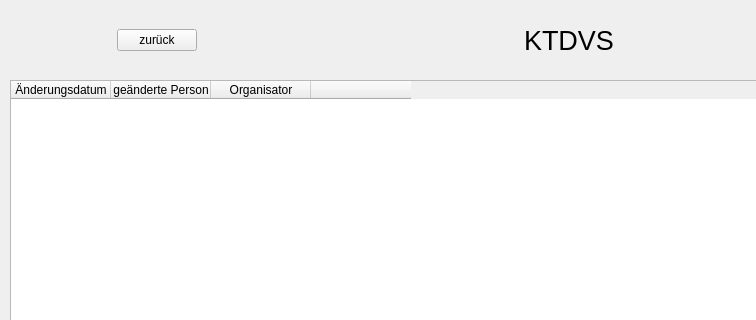
Above: KTDVS/KTDVS/view_versionsverlauf.ui from SimonRuttmann/ClassReunionSoftware before the change; both pictures show x 0 to 756 and y 0 to 320 of the 1080 by 720 pixel window. Below: the same form after it.
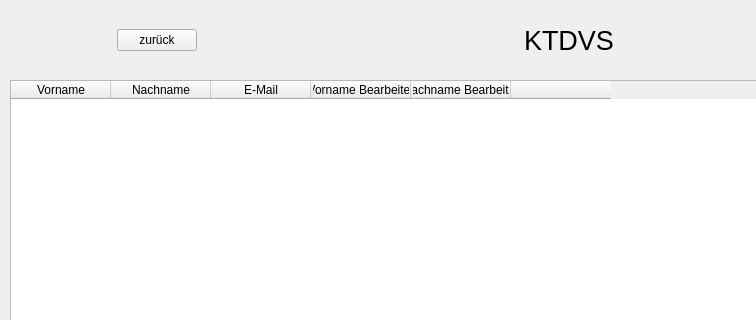
That is the form after the change. Icons and pictures are not drawn.

Diff of the .ui file:
```diff
--- a/KTDVS/KTDVS/view_versionsverlauf.ui
+++ b/KTDVS/KTDVS/view_versionsverlauf.ui
@@ -204,21 +204,31 @@
        <number>0</number>
       </property>
       <property name="columnCount">
-       <number>4</number>
+       <number>6</number>
       </property>
       <column>
        <property name="text">
-        <string>Änderungsdatum</string>
+        <string>Vorname</string>
        </property>
       </column>
       <column>
        <property name="text">
-        <string>geänderte Person</string>
+        <string>Nachname</string>
        </property>
       </column>
       <column>
        <property name="text">
-        <string>Organisator</string>
+        <string>E-Mail</string>
+       </property>
+      </column>
+      <column>
+       <property name="text">
+        <string>Vorname Bearbeiter</string>
+       </property>
+      </column>
+      <column>
+       <property name="text">
+        <string>Nachname Bearbeiter</string>
        </property>
       </column>
       <column>
```
